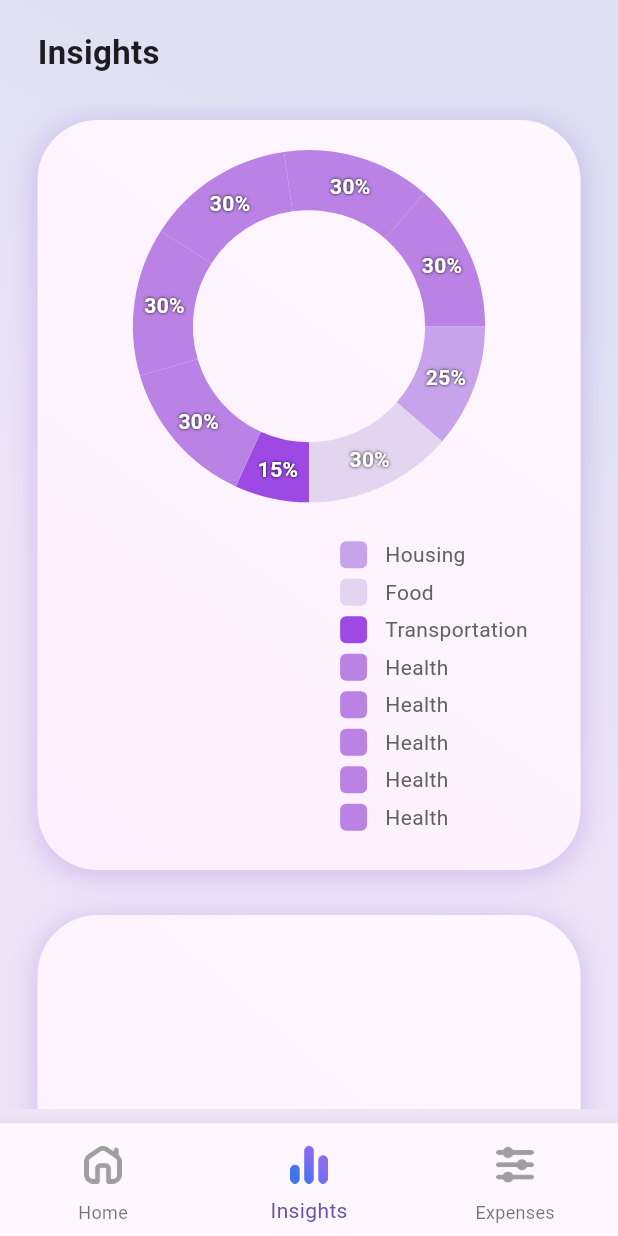
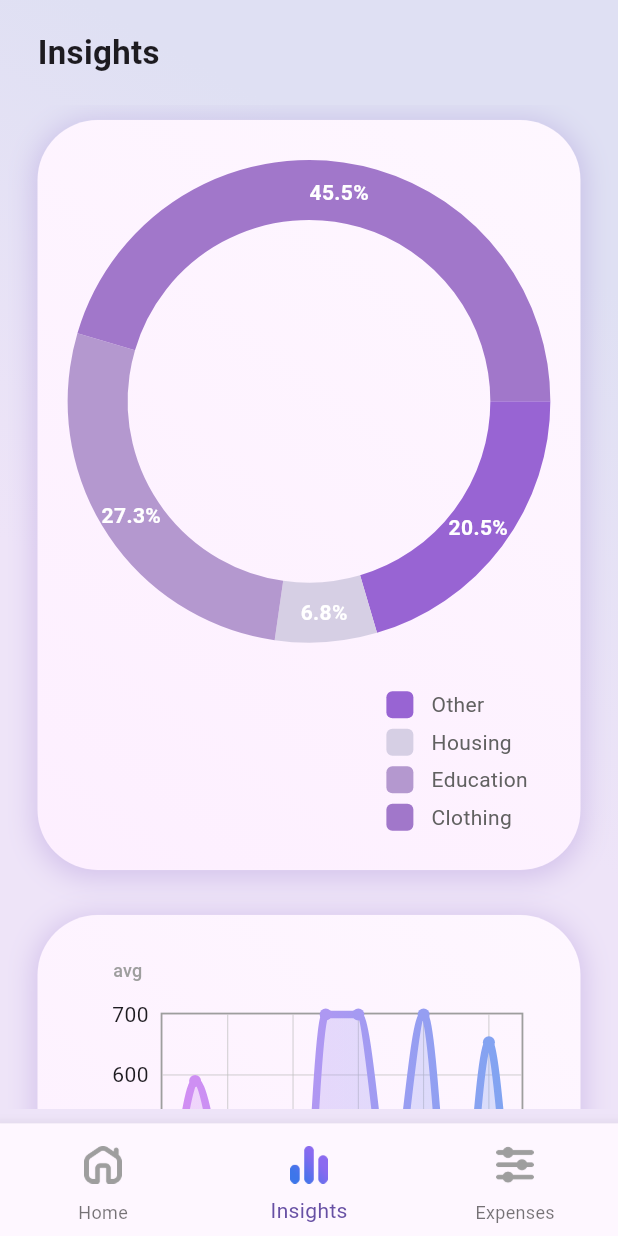
Before and after one commit to MartinPHt/income-tally, a Flutter app: the screen it shows after launch, item 2 of the bottom bar chosen, on a phone screen of 412 x 824 dp. Run offline on Flutter 3.47's test engine with Material 3 defaults, Android fonts, the light colour scheme and no system bars; drawn by our look-alikes of fl_chart.

Commit message:
Implemented ListenableBuilder functionality for PieChart. Implemented data handling and generating in PieChart, fixed issues when no data is present in the pie chart data set. Implemented data handling in data controller. Fixed issue with titles overflowing in Line chart.

```diff
--- a/lib/Models/expense_model.dart
+++ b/lib/Models/expense_model.dart
@@ -1,11 +1,18 @@
+import 'package:flutter/material.dart';
+
 class ExpenseModel {
   final String title;
   final double total;
   final ExpenseCategory category;
   final bool isRecurring;
+  final DateTime time;
 
-  ExpenseModel({required this.title, required this.total, required this.category, required this.isRecurring});
-
+  ExpenseModel(
+      {required this.title,
+      required this.total,
+      required this.category,
+      required this.isRecurring,
+      required this.time});
 }
 
 enum ExpenseCategory {
@@ -18,3 +25,16 @@
   Clothing,
   Other
 }
+
+class ExpenseCategoriesColors {
+  static Map<ExpenseCategory, Color> collection = {
+    ExpenseCategory.Housing: const Color(0xffd6cfe4),
+    ExpenseCategory.Food: const Color(0xffcdbfdc),
+    ExpenseCategory.Transportation: const Color(0xffc0afd5),
+    ExpenseCategory.Health: const Color(0xffc1a6d6),
+    ExpenseCategory.Education: const Color(0xffb498cf),
+    ExpenseCategory.Entertainment: const Color(0xffa784cc),
+    ExpenseCategory.Clothing: const Color(0xffa177ca),
+    ExpenseCategory.Other: const Color(0xff9864d3)
+  };
+}
--- a/lib/services/data_controller.dart
+++ b/lib/services/data_controller.dart
@@ -1,7 +1,8 @@
 import 'package:flutter/cupertino.dart';
+import 'package:income_tally/Models/expense_model.dart';
 
 class DataController {
-  final ValueNotifier<Map<String, double>> eachTpeExpensesNotifier =
+  final ValueNotifier<Map<ExpenseCategory, double>> expensesPerTypeNotifier =
       ValueNotifier({});
   final ValueNotifier<Map<String, double>> avgMonthlyExpensesNotifier =
       ValueNotifier({});
@@ -15,6 +16,30 @@
   DataController._internal() {
     //TODO: Initialize connection to the database
 
-    //UpdateNotifiers
+    List<ExpenseModel> allExpenses = [
+      ExpenseModel(title: 'Car Payment', total: 90, category: ExpenseCategory.Other, isRecurring: false, time: DateTime(2024, 11)),
+      ExpenseModel(title: 'House Insurance', total: 30, category: ExpenseCategory.Housing, isRecurring: true, time: DateTime(2024, 11)),
+      ExpenseModel(title: 'Soft Uni', total: 120, category: ExpenseCategory.Education, isRecurring: false, time: DateTime(2024, 11)),
+      ExpenseModel(title: 'Andrews suit', total: 200, category: ExpenseCategory.Clothing, isRecurring: false, time: DateTime(2024, 11)),
+      ExpenseModel(title: 'Car Payment', total: 120, category: ExpenseCategory.Other, isRecurring: false, time: DateTime(2024, 10)),
+      ExpenseModel(title: 'Medicine', total: 250, category: ExpenseCategory.Health, isRecurring: false, time: DateTime(2024, 10)),
+    ];
+    var thisMonth = 11;
+    var thisYear = 2024;
+    List<ExpenseModel> lastMonthExpenses = allExpenses.where((expense) => expense.time.year == thisYear && expense.time.month == thisMonth).toList();
+
+    Map<ExpenseCategory, double> expensesPerType = {};
+    //calculate each type portion for the last month
+    for (var expense in lastMonthExpenses) {
+      var key = expense.category;
+      if (expensesPerType.containsKey(key)) {
+        expensesPerType[key] = expensesPerType[key]! + expense.total;
+      }
+      else {
+        expensesPerType[key] = expense.total;
+      }
+    }
+
+    expensesPerTypeNotifier.value = expensesPerType;
   }
 }
--- a/lib/services/helpers.dart
+++ b/lib/services/helpers.dart
@@ -28,6 +28,12 @@
   }
 }
 
+abstract class ChartHelper {
+  //static fields
+  static List<String> months = ['Jan', 'Feb', 'Mar', 'Apr', 'May', 'Jun', 'July', 'Aug', 'Sep', 'Oct', 'Nov', 'Dec'];
+  static List<String> monthsShortened = ['J', 'F', 'M', 'A', 'M', 'J', 'J', 'A', 'S', 'O', 'N', 'D'];
+}
+
 abstract class AppStyles {
   static const lineChartHeadersStyle = TextStyle(
     fontWeight: FontWeight.bold,
--- a/lib/views/home_page.dart
+++ b/lib/views/home_page.dart
@@ -13,15 +13,21 @@
 }
 
 class HomePageState extends State<HomePage> {
-  var months = ['MAR', 'APR', 'MAY', 'JUN', 'JULY'];
-
   final DraggableScrollableController sheetController =
       DraggableScrollableController();
+
+  bool areChartBotTitlesShortened = false;
 
   @override
   Widget build(BuildContext context) {
     bool isBottomExpenseListVisible = true;
     bool isRightExpenseListVisible = false;
+
+    if (MediaQuery.of(context).size.width < 800) {
+      areChartBotTitlesShortened = true;
+    } else {
+      areChartBotTitlesShortened = false;
+    }
 
     if (MediaQuery.of(context).size.width > 1200) {
       isBottomExpenseListVisible = false;
@@ -200,6 +206,12 @@
                                     FlSpot(3, 120),
                                     FlSpot(4, 10),
                                     FlSpot(5, 700),
+                                    FlSpot(6, 700),
+                                    FlSpot(7, 400),
+                                    FlSpot(8, 700),
+                                    FlSpot(9, 234),
+                                    FlSpot(10, 654),
+                                    FlSpot(11, 32),
                                   ],
                                 )),
                           ),
@@ -296,7 +308,18 @@
 
   Widget lineChartBottomTitles(double value, TitleMeta meta) {
     try {
-      Widget text = Text(months[value.toInt()]);
+      var style =
+          TextStyle(fontWeight: FontWeight.bold, color: Colors.grey[800]);
+      String title;
+      if (areChartBotTitlesShortened) {
+        title = ChartHelper.monthsShortened[value.toInt()];
+      } else {
+        title = ChartHelper.months[value.toInt()];
+      }
+      Widget text = Text(
+        title,
+        style: style,
+      );
 
       return SideTitleWidget(
         axisSide: meta.axisSide,
--- a/lib/views/insights_page.dart
+++ b/lib/views/insights_page.dart
@@ -1,5 +1,9 @@
 import 'package:fl_chart/fl_chart.dart';
 import 'package:flutter/material.dart';
+import 'package:income_tally/Models/expense_model.dart';
+import 'package:income_tally/services/data_controller.dart';
+import 'package:income_tally/services/helpers.dart';
+import 'package:income_tally/widgets/line_chart.dart';
 import 'package:income_tally/widgets/pie_chart.dart';
 
 import '../widgets/rounded_container.dart';
@@ -14,9 +18,16 @@
 class InsidesPageState extends State<InsidesPage> {
   int pieChartTouchedIndex = -1;
   int graphCount = 2;
+  bool areChartBotTitlesShortened = false;
 
   @override
   Widget build(BuildContext context) {
+    if (MediaQuery.of(context).size.width < 800) {
+      areChartBotTitlesShortened = true;
+    } else {
+      areChartBotTitlesShortened = false;
+    }
+
     return Container(
         margin: const EdgeInsets.only(left: 5, right: 5, bottom: 10),
         child: ListView(physics: const BouncingScrollPhysics(), children: [
@@ -32,50 +43,28 @@
                 child: Row(
                   children: [
                     Expanded(
-                      child: CustomPieChart(
-                        dataSet: [
-                          PieChartDataEntity(
-                              value: 25,
-                              color: const Color(0xffc6a3ea),
-                              title: '25%',
-                              legendHeader: 'Housing'),
-                          PieChartDataEntity(
-                              value: 30,
-                              color: const Color(0xffe3d4ef),
-                              title: '30%',
-                              legendHeader: 'Food'),
-                          PieChartDataEntity(
-                              value: 15,
-                              color: const Color(0xff9d49e4),
-                              title: '15%',
-                              legendHeader: 'Transportation'),
-                          PieChartDataEntity(
-                              value: 30,
-                              color: const Color(0xffba82e4),
-                              title: '30%',
-                              legendHeader: 'Health'),
-                          PieChartDataEntity(
-                              value: 30,
-                              color: const Color(0xffba82e4),
-                              title: '30%',
-                              legendHeader: 'Health'),
-                          PieChartDataEntity(
-                              value: 30,
-                              color: const Color(0xffba82e4),
-                              title: '30%',
-                              legendHeader: 'Health'),
-                          PieChartDataEntity(
-                              value: 30,
-                              color: const Color(0xffba82e4),
-                              title: '30%',
-                              legendHeader: 'Health'),
-                          PieChartDataEntity(
-                              value: 30,
-                              color: const Color(0xffba82e4),
-                              title: '30%',
-                              legendHeader: 'Health'),
-                        ],
-                        //centerSpaceRadius: 1,
+                      child: ValueListenableBuilder(
+                        valueListenable:
+                            DataController.instance.expensesPerTypeNotifier,
+                        builder: (context, value, child) {
+                          var expensesSum = value.entries.map((entry) {
+                            return entry.value;
+                          }).reduce((a, b) => a + b);
+
+                          var dataSet = value.entries.map((entry) {
+                            return PieChartDataEntity(
+                                title:
+                                    '${(entry.value * 100 / expensesSum).toStringAsFixed(1)}%',
+                                value: entry.value,
+                                color: ExpenseCategoriesColors
+                                    .collection[entry.key]!,
+                                legendHeader: entry.key.name);
+                          }).toList();
+                          return CustomPieChart(
+                            dataSet: dataSet,
+                            //centerSpaceRadius: 1,
+                          );
+                        },
                       ),
                     ),
                     // const Column(
@@ -89,11 +78,56 @@
               RoundedContainer(
                 height: MediaQuery.of(context).size.height / graphCount,
                 constraints: const BoxConstraints(minHeight: 300),
+                padding: const EdgeInsets.all(20),
                 margin: const EdgeInsets.only(
                     left: 20, top: 10, right: 20, bottom: 20),
+                child: CustomLineChart(
+                  bottomTitlesGenerator: lineChartBottomTitles,
+                  data: const [
+                    FlSpot(0, 240),
+                    FlSpot(1, 590),
+                    FlSpot(2, 360),
+                    FlSpot(3, 120),
+                    FlSpot(4, 10),
+                    FlSpot(5, 700),
+                    FlSpot(6, 700),
+                    FlSpot(7, 400),
+                    FlSpot(8, 700),
+                    FlSpot(9, 234),
+                    FlSpot(10, 654),
+                    FlSpot(11, 32),
+                  ],
+                ),
               ),
             ],
           ),
         ]));
   }
+
+  Widget lineChartBottomTitles(double value, TitleMeta meta) {
+    try {
+      var style =
+          TextStyle(fontWeight: FontWeight.bold, color: Colors.grey[800]);
+      String title;
+      if (areChartBotTitlesShortened) {
+        title = ChartHelper.monthsShortened[value.toInt()];
+      } else {
+        title = ChartHelper.months[value.toInt()];
+      }
+      Widget text = Text(
+        title,
+        style: style,
+      );
+
+      return SideTitleWidget(
+        axisSide: meta.axisSide,
+        child: text,
+      );
+    } catch (identifier) {
+      return SideTitleWidget(
+        axisSide: meta.axisSide,
+        child: const Text(''),
+      );
+    }
+  }
 }
--- a/lib/widgets/pie_chart.dart
+++ b/lib/widgets/pie_chart.dart
@@ -19,13 +19,15 @@
   Widget build(BuildContext context) {
     return LayoutBuilder(builder: (context, constraints) {
       final bool isPortrait = constraints.maxWidth < constraints.maxHeight;
-      final EdgeInsets internalChartMargin = isPortrait ? const EdgeInsets.only(bottom: 10) : const EdgeInsets.only(right: 30);
+      final EdgeInsets internalChartMargin = isPortrait
+          ? const EdgeInsets.only(bottom: 10)
+          : const EdgeInsets.only(right: 30, top: 20, bottom: 20);
       double legendMarkerSize = 20;
       double selectedLegendMarkerSize = 24;
       double legendMarkerBottomDistance = 10;
       double selectedLegendMarkerBottomDistance = 6;
       double legendTitleFontSize = 20;
-      if (constraints.maxHeight < 500 ) {
+      if (constraints.maxHeight < 500) {
         legendTitleFontSize = 14;
         legendMarkerSize = 18;
         selectedLegendMarkerSize = 20;
@@ -38,7 +40,8 @@
           child: Container(
             margin: internalChartMargin,
             child: PieChart(
-              PieChartData(
+              widget.dataSet.isNotEmpty
+                  ? PieChartData(
                       pieTouchData: PieTouchData(
                         touchCallback: (event, pieTouchResponse) {
                           setState(() {
@@ -48,13 +51,30 @@
                               pieChartTouchedIndex = -1;
                               return;
                             }
-                      pieChartTouchedIndex =
-                          pieTouchResponse.touchedSection!.touchedSectionIndex;
+                            pieChartTouchedIndex = pieTouchResponse
+                                .touchedSection!.touchedSectionIndex;
                           });
                         },
                       ),
                       sectionsSpace: 0,
                       sections: showingSections(),
+                    )
+                  : PieChartData(
+                      sections: [
+                        PieChartSectionData(
+                            showTitle: true,
+                            color: Colors.grey[400],
+                            value: 1,
+                            title: '0%',
+                            //radius: radius,
+                            titleStyle: TextStyle(
+                              fontSize: legendTitleFontSize,
+                              fontWeight: FontWeight.bold,
+                              color: Colors.white,
+                              //shadows: shadows
+                            ))
+                      ],
+                      sectionsSpace: 0,
                     ),
             ),
           ),
@@ -76,17 +96,24 @@
                             decoration: BoxDecoration(
                                 borderRadius: BorderRadius.circular(4),
                                 color: dataEntity.color),
-                            width: isSelected ? selectedLegendMarkerSize : legendMarkerSize,
-                            height: isSelected ? selectedLegendMarkerSize : legendMarkerSize,
+                            width: isSelected
+                                ? selectedLegendMarkerSize
+                                : legendMarkerSize,
+                            height: isSelected
+                                ? selectedLegendMarkerSize
+                                : legendMarkerSize,
                           ),
                           SizedBox(
-                            width: isSelected ? selectedLegendMarkerBottomDistance : legendMarkerBottomDistance,
+                            width: isSelected
+                                ? selectedLegendMarkerBottomDistance
+                                : legendMarkerBottomDistance,
                           ),
                           Expanded(
                               child: Text(
                             dataEntity.legendHeader,
                             style: TextStyle(
-                                fontSize: legendTitleFontSize, color: Colors.grey[700]),
+                                fontSize: legendTitleFontSize,
+                                color: Colors.grey[700]),
                           ))
                         ],
                       ),
@@ -118,8 +145,7 @@
     return List.generate(widget.dataSet.length, (i) {
       final isTouched = i == pieChartTouchedIndex;
       final fontSize = isTouched ? 20.0 : 14.0;
-      //final radius = isTouched ? dynamicRadius + 5 : dynamicRadius;
-      const shadows = [Shadow(color: Colors.black, blurRadius: 2)];
+      //const shadows = [Shadow(color: Colors.black, blurRadius: 2)];
 
       var dataEntity = widget.dataSet[i];
       return PieChartSectionData(
@@ -132,7 +158,8 @@
             fontSize: fontSize,
             fontWeight: FontWeight.bold,
             color: Colors.white,
-              shadows: shadows));
+            //shadows: shadows
+          ));
     });
   }
 }
```
Lines whose indentation alone changed are shown as unchanged.
